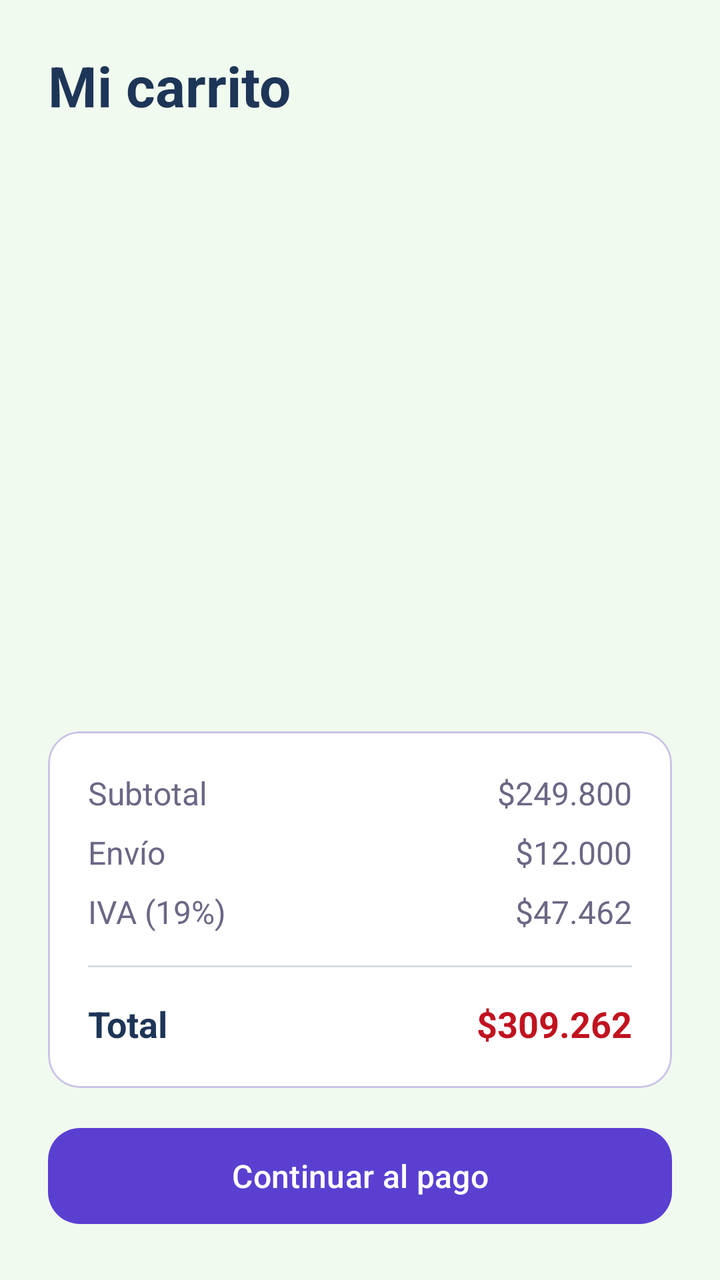
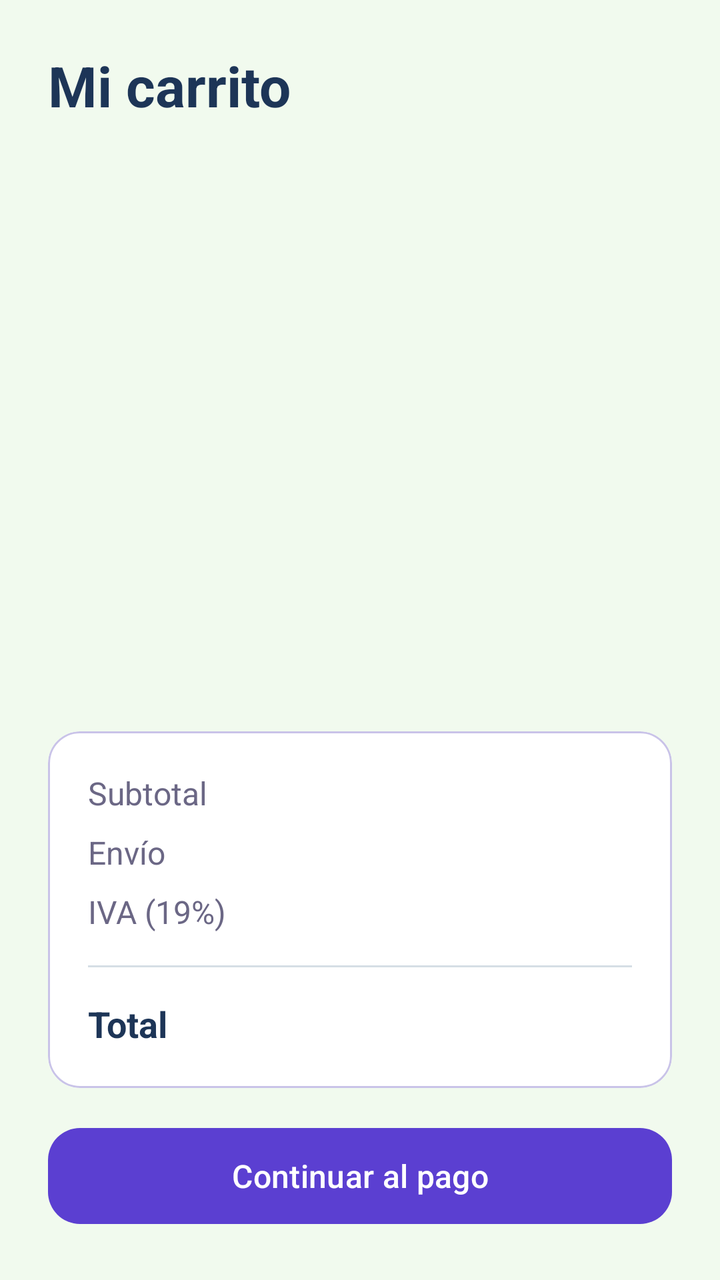

Two renders of the same Android screen: before a commit and after it. Below are the layout's source before the change and the commit's diff.
<!-- AndroidManifest.xml: application theme Theme.VinylCDVault -->
<!-- res/layout/fragment_cart.xml -->
<?xml version="1.0" encoding="utf-8"?>
<LinearLayout xmlns:android="http://schemas.android.com/apk/res/android"
    xmlns:app="http://schemas.android.com/apk/res-auto"
    android:layout_width="match_parent"
    android:layout_height="match_parent"
    android:orientation="vertical"
    android:padding="@dimen/screen_padding">

    <TextView
        style="@style/App.Text.Title"
        android:layout_width="wrap_content"
        android:layout_height="wrap_content"
        android:layout_marginBottom="@dimen/spacing_medium"
        android:text="@string/cart_title" />

    <androidx.recyclerview.widget.RecyclerView
        android:id="@+id/rvCart"
        android:layout_width="match_parent"
        android:layout_height="0dp"
        android:layout_weight="1" />

    <com.google.android.material.card.MaterialCardView
        style="@style/Widget.Material3.CardView.Outlined"
        android:layout_width="match_parent"
        android:layout_height="wrap_content"
        app:cardBackgroundColor="@color/card_bg"
        app:cardCornerRadius="@dimen/corner_radius"
        app:strokeColor="@color/input_stroke">

        <LinearLayout
            android:layout_width="match_parent"
            android:layout_height="wrap_content"
            android:orientation="vertical"
            android:padding="@dimen/card_padding">

            <LinearLayout android:layout_width="match_parent" android:layout_height="wrap_content" android:orientation="horizontal">
                <TextView style="@style/App.Text.Body" android:layout_width="0dp" android:layout_height="wrap_content" android:layout_weight="1" android:text="@string/cart_subtotal" />
                <TextView style="@style/App.Text.Body" android:layout_width="wrap_content" android:layout_height="wrap_content" android:text="@string/sample_subtotal" />
            </LinearLayout>

            <LinearLayout android:layout_width="match_parent" android:layout_height="wrap_content" android:layout_marginTop="@dimen/spacing_small" android:orientation="horizontal">
                <TextView style="@style/App.Text.Body" android:layout_width="0dp" android:layout_height="wrap_content" android:layout_weight="1" android:text="@string/cart_shipping" />
                <TextView style="@style/App.Text.Body" android:layout_width="wrap_content" android:layout_height="wrap_content" android:text="@string/sample_shipping" />
            </LinearLayout>

            <LinearLayout android:layout_width="match_parent" android:layout_height="wrap_content" android:layout_marginTop="@dimen/spacing_small" android:orientation="horizontal">
                <TextView style="@style/App.Text.Body" android:layout_width="0dp" android:layout_height="wrap_content" android:layout_weight="1" android:text="@string/cart_tax" />
                <TextView style="@style/App.Text.Body" android:layout_width="wrap_content" android:layout_height="wrap_content" android:text="@string/sample_tax" />
            </LinearLayout>

            <View android:layout_width="match_parent" android:layout_height="1dp" android:layout_marginTop="@dimen/spacing_medium" android:layout_marginBottom="@dimen/spacing_medium" android:background="@color/divider" />

            <LinearLayout android:layout_width="match_parent" android:layout_height="wrap_content" android:orientation="horizontal">
                <TextView style="@style/App.Text.Subtitle" android:layout_width="0dp" android:layout_height="wrap_content" android:layout_weight="1" android:text="@string/cart_total" />
                <TextView style="@style/App.Text.Price" android:layout_width="wrap_content" android:layout_height="wrap_content" android:text="@string/sample_total" />
            </LinearLayout>
        </LinearLayout>
    </com.google.android.material.card.MaterialCardView>

    <com.google.android.material.button.MaterialButton
        android:id="@+id/btnCheckout"
        style="@style/App.Button"
        android:layout_width="match_parent"
        android:layout_height="@dimen/button_height"
        android:layout_marginTop="@dimen/spacing_medium"
        android:text="@string/cart_checkout" />
</LinearLayout>
<!-- resources referenced by this layout -->
<resources>
  <color name="card_bg" type="color">#FFFFFF</color>
  <color name="divider">#D5DEE5</color>
  <color name="input_stroke" type="color">#C9C3E8</color>
  <dimen name="button_height">56dp</dimen>
  <dimen name="card_padding">20dp</dimen>
  <dimen name="corner_radius">16dp</dimen>
  <dimen name="screen_padding">24dp</dimen>
  <dimen name="spacing_medium">16dp</dimen>
  <dimen name="spacing_small">8dp</dimen>
  <string name="cart_checkout">Continuar al pago</string>
  <string name="cart_shipping">Envío</string>
  <string name="cart_subtotal">Subtotal</string>
  <string name="cart_tax">IVA (19%)</string>
  <string name="cart_title">Mi carrito</string>
  <string name="cart_total">Total</string>
  <string name="sample_shipping">$12.000</string>
  <string name="sample_subtotal">$249.800</string>
  <string name="sample_tax">$47.462</string>
  <string name="sample_total">$309.262</string>
  <style name="App.Button" parent="Widget.Material3.Button">
          <item name="backgroundTint">@color/primary</item>
          <item name="cornerRadius">@dimen/corner_radius</item>
          <item name="android:textSize">@dimen/text_body</item>
      </style>
  <style name="App.Text.Body">
          <item name="android:textSize">@dimen/text_body</item>
          <item name="android:textColor">@color/text_secondary</item>
      </style>
  <style name="App.Text.Price">
          <item name="android:textSize">@dimen/text_subtitle</item>
          <item name="android:textColor">@color/accent_dark</item>
          <item name="android:textStyle">bold</item>
      </style>
  <style name="App.Text.Subtitle">
          <item name="android:textSize">@dimen/text_subtitle</item>
          <item name="android:textColor">@color/text_dark</item>
          <item name="android:textStyle">bold</item>
      </style>
  <style name="App.Text.Title">
          <item name="android:textSize">@dimen/text_title</item>
          <item name="android:textColor">@color/text_dark</item>
          <item name="android:textStyle">bold</item>
      </style>
  <style name="Theme.VinylCDVault" parent="Theme.Material3.Light.NoActionBar">
          <item name="colorPrimary">@color/primary</item>
          <item name="colorOnPrimary">@color/white</item>
          <item name="colorSecondary">@color/accent</item>
          <item name="colorSecondaryContainer">@color/chip_bg</item>
          <item name="colorOnSecondaryContainer">@color/primary</item>
          <item name="colorOnSurfaceVariant">@color/text_secondary</item>
          <item name="android:windowBackground">@color/background_light</item>
          <item name="android:statusBarColor">@color/primary_dark</item>
      </style>
  <color name="primary">#5B3FD1</color>
  <dimen name="text_body">16sp</dimen>
  <color name="text_secondary">#6B6785</color>
  <dimen name="text_subtitle">18sp</dimen>
  <color name="accent_dark">#C1121F</color>
  <color name="text_dark" type="color">#1D3557</color>
  <dimen name="text_title">28sp</dimen>
  <color name="white">#FFFFFF</color>
  <color name="accent">#E63946</color>
  <color name="chip_bg">#DCEBF3</color>
  <color name="background_light" type="color">#F1FAEE</color>
  <color name="primary_dark" type="color">#121212</color>
</resources>

<!-- the commit's change to res/layout/fragment_cart.xml (unified diff, before → after) -->
@@ -13,11 +13,25 @@
         android:layout_marginBottom="@dimen/spacing_medium"
         android:text="@string/cart_title" />
 
-    <androidx.recyclerview.widget.RecyclerView
-        android:id="@+id/rvCart"
+    <FrameLayout
         android:layout_width="match_parent"
         android:layout_height="0dp"
-        android:layout_weight="1" />
+        android:layout_weight="1">
+
+        <androidx.recyclerview.widget.RecyclerView
+            android:id="@+id/rvCart"
+            android:layout_width="match_parent"
+            android:layout_height="match_parent" />
+
+        <TextView
+            android:id="@+id/tvCartEmpty"
+            style="@style/App.Text.Body"
+            android:layout_width="match_parent"
+            android:layout_height="match_parent"
+            android:gravity="center"
+            android:text="@string/cart_empty"
+            android:visibility="gone" />
+    </FrameLayout>
 
     <com.google.android.material.card.MaterialCardView
         style="@style/Widget.Material3.CardView.Outlined"
@@ -35,24 +49,24 @@
 
             <LinearLayout android:layout_width="match_parent" android:layout_height="wrap_content" android:orientation="horizontal">
                 <TextView style="@style/App.Text.Body" android:layout_width="0dp" android:layout_height="wrap_content" android:layout_weight="1" android:text="@string/cart_subtotal" />
-                <TextView style="@style/App.Text.Body" android:layout_width="wrap_content" android:layout_height="wrap_content" android:text="@string/sample_subtotal" />
+                <TextView android:id="@+id/tvSubtotal" style="@style/App.Text.Body" android:layout_width="wrap_content" android:layout_height="wrap_content" />
             </LinearLayout>
 
             <LinearLayout android:layout_width="match_parent" android:layout_height="wrap_content" android:layout_marginTop="@dimen/spacing_small" android:orientation="horizontal">
                 <TextView style="@style/App.Text.Body" android:layout_width="0dp" android:layout_height="wrap_content" android:layout_weight="1" android:text="@string/cart_shipping" />
-                <TextView style="@style/App.Text.Body" android:layout_width="wrap_content" android:layout_height="wrap_content" android:text="@string/sample_shipping" />
+                <TextView android:id="@+id/tvShipping" style="@style/App.Text.Body" android:layout_width="wrap_content" android:layout_height="wrap_content" />
             </LinearLayout>
 
             <LinearLayout android:layout_width="match_parent" android:layout_height="wrap_content" android:layout_marginTop="@dimen/spacing_small" android:orientation="horizontal">
                 <TextView style="@style/App.Text.Body" android:layout_width="0dp" android:layout_height="wrap_content" android:layout_weight="1" android:text="@string/cart_tax" />
-                <TextView style="@style/App.Text.Body" android:layout_width="wrap_content" android:layout_height="wrap_content" android:text="@string/sample_tax" />
+                <TextView android:id="@+id/tvTax" style="@style/App.Text.Body" android:layout_width="wrap_content" android:layout_height="wrap_content" />
             </LinearLayout>
 
             <View android:layout_width="match_parent" android:layout_height="1dp" android:layout_marginTop="@dimen/spacing_medium" android:layout_marginBottom="@dimen/spacing_medium" android:background="@color/divider" />
 
             <LinearLayout android:layout_width="match_parent" android:layout_height="wrap_content" android:orientation="horizontal">
                 <TextView style="@style/App.Text.Subtitle" android:layout_width="0dp" android:layout_height="wrap_content" android:layout_weight="1" android:text="@string/cart_total" />
-                <TextView style="@style/App.Text.Price" android:layout_width="wrap_content" android:layout_height="wrap_content" android:text="@string/sample_total" />
+                <TextView android:id="@+id/tvTotal" style="@style/App.Text.Price" android:layout_width="wrap_content" android:layout_height="wrap_content" />
             </LinearLayout>
         </LinearLayout>
     </com.google.android.material.card.MaterialCardView>
<!-- resource entries referenced after the edit -->
@@ -10,15 +10,12 @@
   <dimen name="spacing_medium">16dp</dimen>
   <dimen name="spacing_small">8dp</dimen>
   <string name="cart_checkout">Continuar al pago</string>
+  <string name="cart_empty">Tu carrito está vacío</string>
   <string name="cart_shipping">Envío</string>
   <string name="cart_subtotal">Subtotal</string>
   <string name="cart_tax">IVA (19%)</string>
   <string name="cart_title">Mi carrito</string>
   <string name="cart_total">Total</string>
-  <string name="sample_shipping">$12.000</string>
-  <string name="sample_subtotal">$249.800</string>
-  <string name="sample_tax">$47.462</string>
-  <string name="sample_total">$309.262</string>
   <style name="App.Button" parent="Widget.Material3.Button">
           <item name="backgroundTint">@color/primary</item>
           <item name="cornerRadius">@dimen/corner_radius</item>
